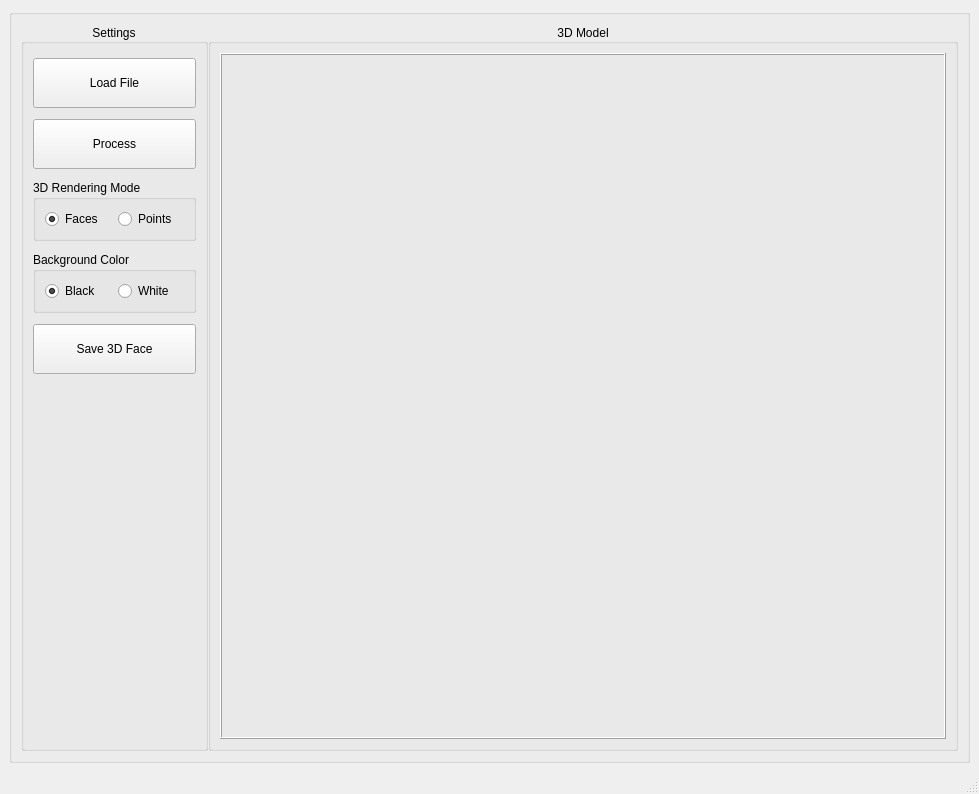
The window that assignment2_3D_PCA/GUI_v2.ui (karlic-luka/Software_Integration_1) describes before a commit, drawn with Qt 5.
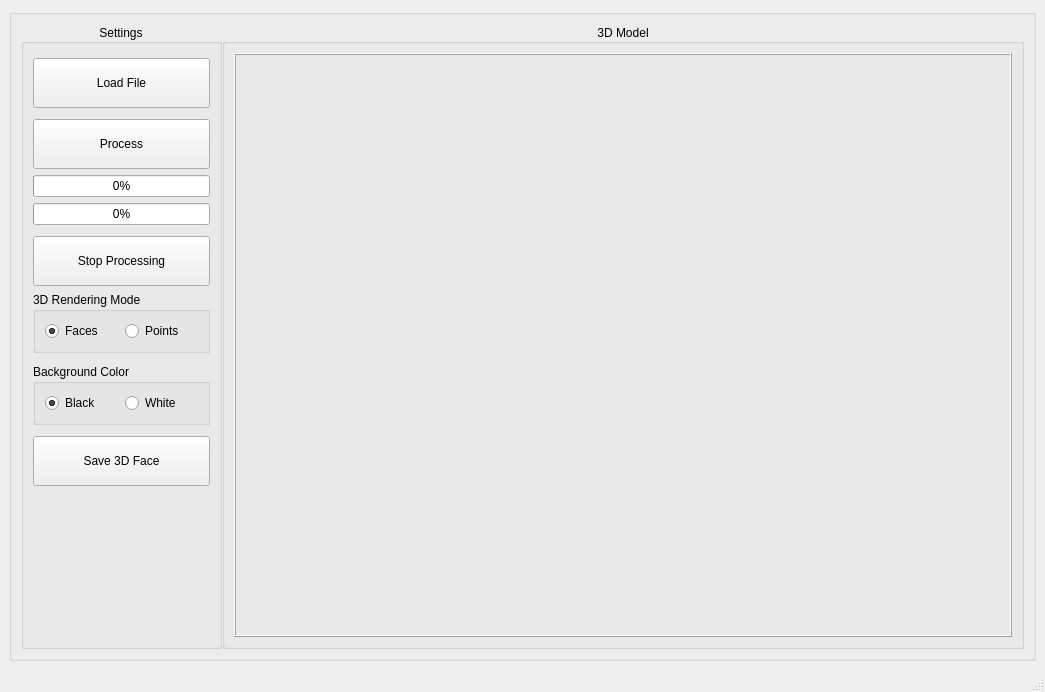
The same window after the commit.

Commit message: added progress bar into GUI_v2

```diff
--- a/assignment2_3D_PCA/GUI_v2.ui
+++ b/assignment2_3D_PCA/GUI_v2.ui
@@ -6,8 +6,8 @@
    <rect>
     <x>0</x>
     <y>0</y>
-    <width>979</width>
-    <height>794</height>
+    <width>1045</width>
+    <height>692</height>
    </rect>
   </property>
   <property name="minimumSize">
@@ -142,6 +142,20 @@
                   </property>
                  </widget>
                 </item>
+                <item>
+                 <widget class="QProgressBar" name="progress_texture">
+                  <property name="value">
+                   <number>0</number>
+                  </property>
+                 </widget>
+                </item>
+                <item>
+                 <widget class="QProgressBar" name="progress_geometry">
+                  <property name="value">
+                   <number>0</number>
+                  </property>
+                 </widget>
+                </item>
                 <item>
                  <spacer name="verticalSpacer_5">
                   <property name="orientation">
@@ -158,6 +172,31 @@
                   </property>
                  </spacer>
                 </item>
+                <item>
+                 <widget class="QPushButton" name="pb_stop_processing">
+                  <property name="sizePolicy">
+                   <sizepolicy hsizetype="Minimum" vsizetype="Expanding">
+                    <horstretch>0</horstretch>
+                    <verstretch>0</verstretch>
+                   </sizepolicy>
+                  </property>
+                  <property name="maximumSize">
+                   <size>
+                    <width>16777215</width>
+                    <height>50</height>
+                   </size>
+                  </property>
+                  <property name="text">
+                   <string>Stop Processing</string>
+                  </property>
+                  <property name="default">
+                   <bool>false</bool>
+                  </property>
+                  <property name="flat">
+                   <bool>false</bool>
+                  </property>
+                 </widget>
+                </item>
                 <item>
                  <widget class="QGroupBox" name="uipaneldisplay">
                   <property name="title">
```
Left out of the diff: 4 changed lines with no effect on the pictures. The commit also changes 1 other file.
